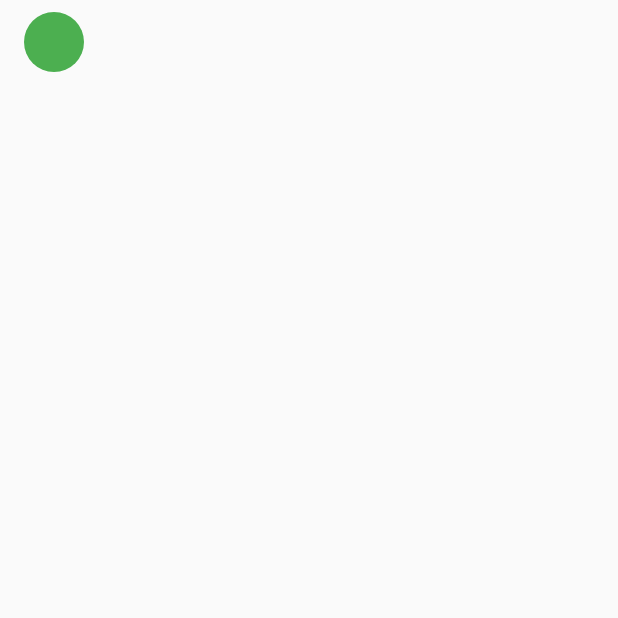
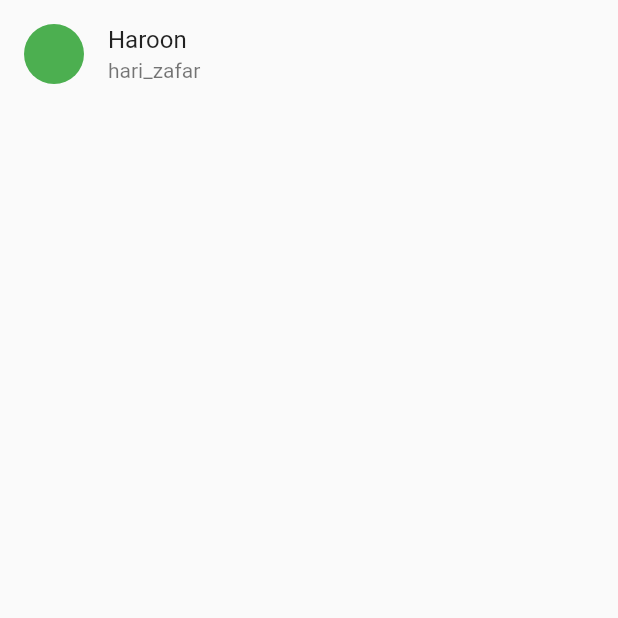
Before and after one commit to Haroon-Zafar/flutter_application_2, a Flutter app: the screen it shows after launch, on a phone screen of 412 x 824 dp, the top half of it. Run offline on Flutter 3.47's test engine with Material 2 defaults, Android fonts, the phone set to English and light mode, and no system bars; missing offline and left inert: dart:js.

Commit message:
Title and Subtitle in ListTyile()

```diff
--- a/lib/main/home.dart
+++ b/lib/main/home.dart
@@ -21,6 +21,8 @@ class _HomeState extends State<Home> {
               backgroundColor: Colors.green,
               radius: 20,
             ),
+            title: Text("Haroon"),
+            subtitle: Text("hari_zafar"),
           ),
         ],
       ),
```
